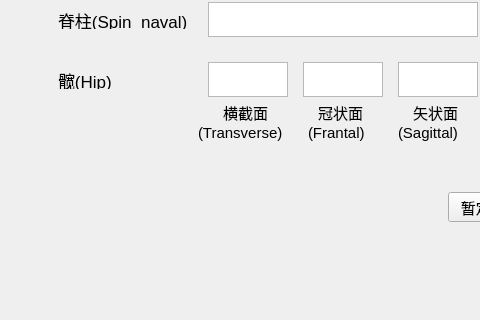
Old version of the form qtgui.ui in the repository xiongmao4hao/QtGui; both pictures show x 82 to 562 and y 455 to 775 of the 718 by 775 pixel window.
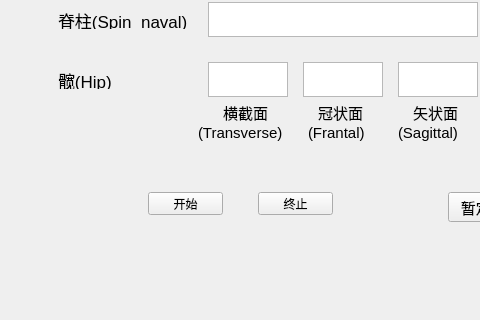
New version of the form.

Commit message: 完成了一个窗口的显示damo，点击开始显示。

The edit to the form file:
```diff
--- a/qtgui.ui
+++ b/qtgui.ui
@@ -515,6 +515,32 @@
      <string>暂定/开始</string>
     </property>
    </widget>
+   <widget class="QPushButton" name="stopButton">
+    <property name="geometry">
+     <rect>
+      <x>340</x>
+      <y>630</y>
+      <width>75</width>
+      <height>23</height>
+     </rect>
+    </property>
+    <property name="text">
+     <string>终止</string>
+    </property>
+   </widget>
+   <widget class="QPushButton" name="startButton">
+    <property name="geometry">
+     <rect>
+      <x>230</x>
+      <y>630</y>
+      <width>75</width>
+      <height>23</height>
+     </rect>
+    </property>
+    <property name="text">
+     <string>开始</string>
+    </property>
+   </widget>
   </widget>
   <widget class="QMenuBar" name="menuBar">
    <property name="geometry">
```
Left out of the diff: 6 changed lines with no effect on the pictures. The commit also changes 2 other files.
